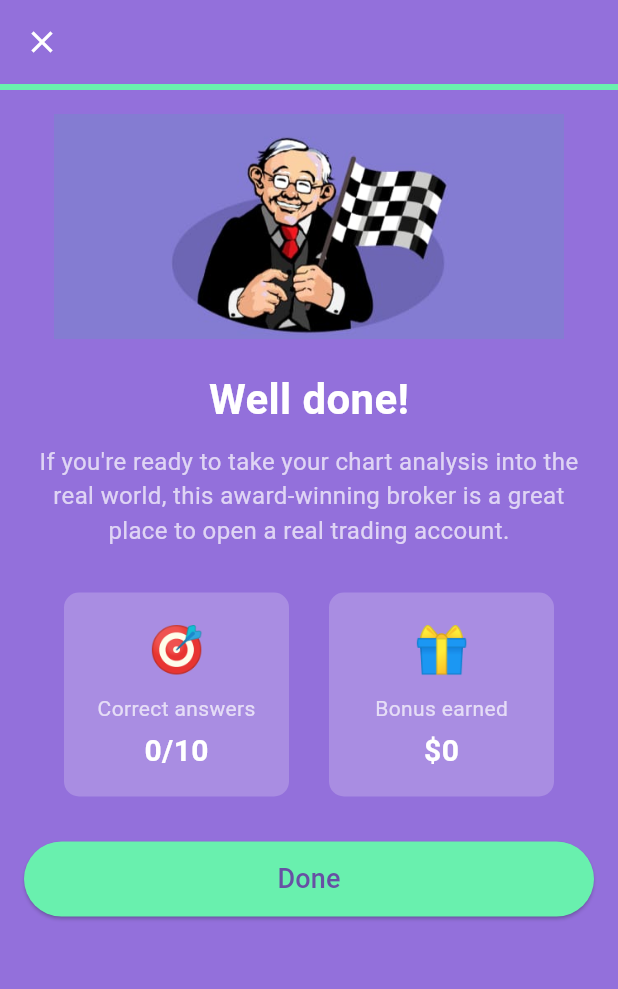
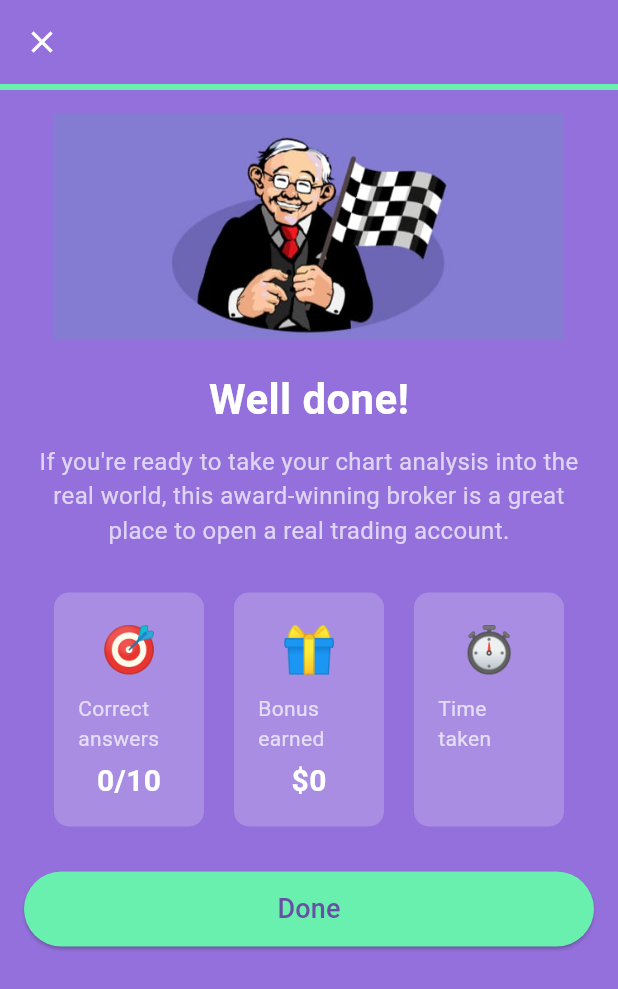
Before and after one commit to GarvitDadheech/quiz-app-frontend, a Flutter app: the QuizResultPage screen opened directly with empty values, on a phone screen of 412 x 824 dp. Shown: the top 989 px of the screen. Run offline on Flutter 3.47's test engine with Material 3 defaults, Android fonts, the phone set to English and light mode, and no system bars; network calls fail.

Commit message:
add timer in quiz result page

```diff
--- a/lib/pages/quiz_question_page.dart
+++ b/lib/pages/quiz_question_page.dart
@@ -89,11 +89,13 @@ class _QuizQuestionPageState extends State<QuizQuestionPage> {
         isAnswerSubmitted = false;
       });
     } else {
+      // Pass the timeTaken parameter to QuizResultPage
       Navigator.of(context).pushReplacement(
         MaterialPageRoute(
           builder: (context) => QuizResultPage(
             correctAnswers: correctAnswersCount,
             bonusEarned: correctAnswersCount * 1000,
+            timeTaken: _formatTime(_elapsedSeconds), // Pass the formatted time
           ),
         ),
       );
--- a/lib/pages/quiz_result_page.dart
+++ b/lib/pages/quiz_result_page.dart
@@ -5,8 +5,13 @@ import 'dart:convert';
 class QuizResultPage extends StatelessWidget {
   final int correctAnswers;
   final int bonusEarned;
+  final String timeTaken; // Added parameter
 
-  QuizResultPage({required this.correctAnswers, required this.bonusEarned});
+  QuizResultPage({
+    required this.correctAnswers,
+    required this.bonusEarned,
+    required this.timeTaken, // Added parameter
+  });
 
   Future<void> updateUserCash(int userId, int bonusEarned) async {
     final response = await http.post(
@@ -76,6 +81,11 @@ class QuizResultPage extends StatelessWidget {
                           title: 'Bonus earned',
                           value: '\$$bonusEarned',
                         ),
+                        _buildResultCard(
+                          icon: '⏱️',
+                          title: 'Time taken',
+                          value: timeTaken,
+                        ),
                       ],
                     ),
                     SizedBox(height: 30),
@@ -104,7 +114,7 @@ class QuizResultPage extends StatelessWidget {
 
   Widget _buildResultCard({required String icon, required String title, required String value}) {
     return Container(
-      width: 150,
+      width: 100, // Adjust width as needed
       padding: EdgeInsets.all(16),
       decoration: BoxDecoration(
         color: Colors.white.withOpacity(0.2),
```
